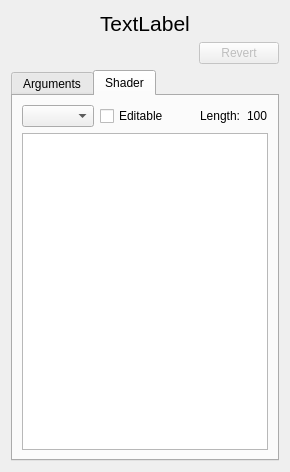
Before: the Qt Designer form gui/ui/argumentseditor.ui in apitrace/apitrace, drawn with Qt 5.
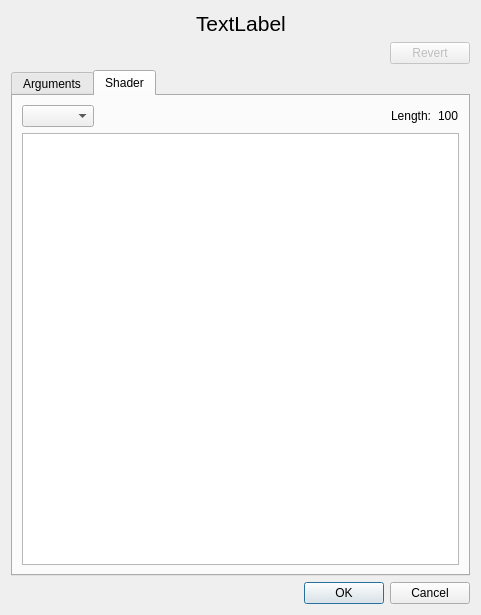
After: the same form once the commit is applied. The open tabs and pages were chosen to show the change. Icons and pictures are not drawn. Custom widgets are drawn as their Qt base class.

Commit message: Make the editor a dialog.

Patch:
```diff
--- a/gui/ui/argumentseditor.ui
+++ b/gui/ui/argumentseditor.ui
@@ -1,17 +1,23 @@
 <?xml version="1.0" encoding="UTF-8"?>
 <ui version="4.0">
  <class>ArgumentsEditor</class>
- <widget class="QWidget" name="ArgumentsEditor">
+ <widget class="QDialog" name="ArgumentsEditor">
   <property name="geometry">
    <rect>
     <x>0</x>
     <y>0</y>
-    <width>290</width>
-    <height>472</height>
+    <width>481</width>
+    <height>615</height>
    </rect>
   </property>
   <property name="windowTitle">
-   <string>Form</string>
+   <string>Trace Arguments Editor</string>
+  </property>
+  <property name="sizeGripEnabled">
+   <bool>false</bool>
+  </property>
+  <property name="modal">
+   <bool>true</bool>
   </property>
   <layout class="QVBoxLayout" name="verticalLayout_2">
    <item>
@@ -118,13 +124,6 @@
          <item>
           <widget class="QComboBox" name="selectStringCB"/>
          </item>
-         <item>
-          <widget class="QCheckBox" name="editableBox">
-           <property name="text">
-            <string>Editable</string>
-           </property>
-          </widget>
-         </item>
          <item>
           <spacer name="horizontalSpacer_4">
            <property name="orientation">
@@ -165,6 +164,16 @@
      </widget>
     </widget>
    </item>
+   <item>
+    <widget class="QDialogButtonBox" name="buttonBox">
+     <property name="orientation">
+      <enum>Qt::Horizontal</enum>
+     </property>
+     <property name="standardButtons">
+      <set>QDialogButtonBox::Cancel|QDialogButtonBox::Ok</set>
+     </property>
+    </widget>
+   </item>
   </layout>
  </widget>
  <customwidgets>
```
Left out of the diff: 37 changed lines with no effect on the pictures. The commit also changes 5 other files.
